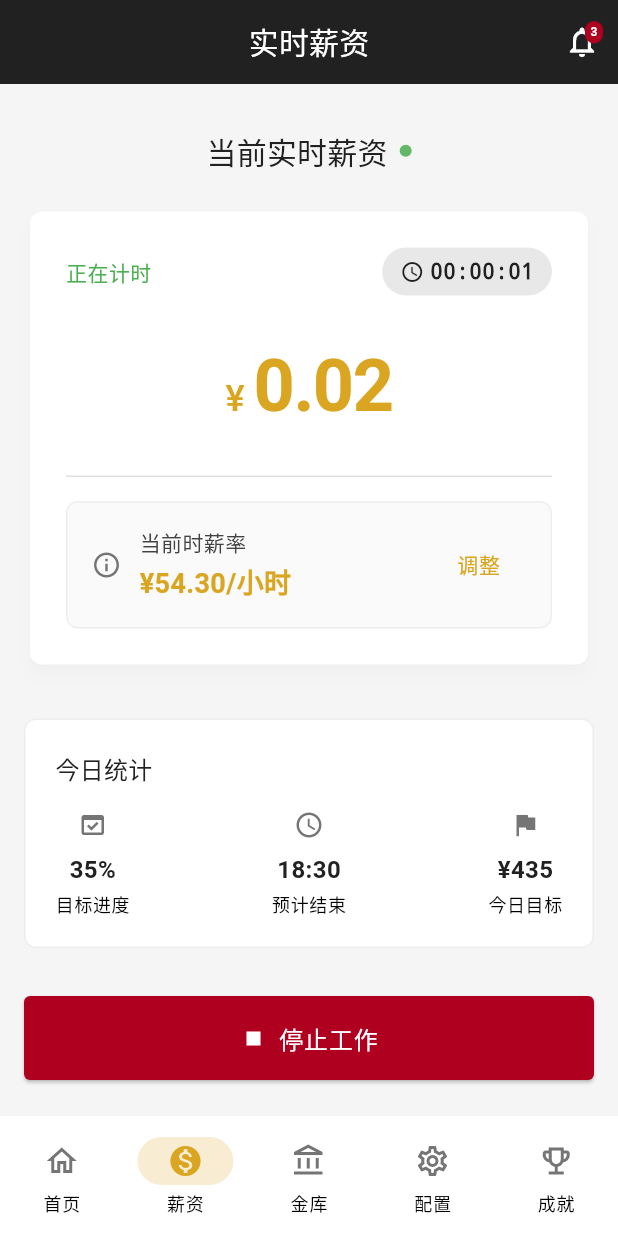
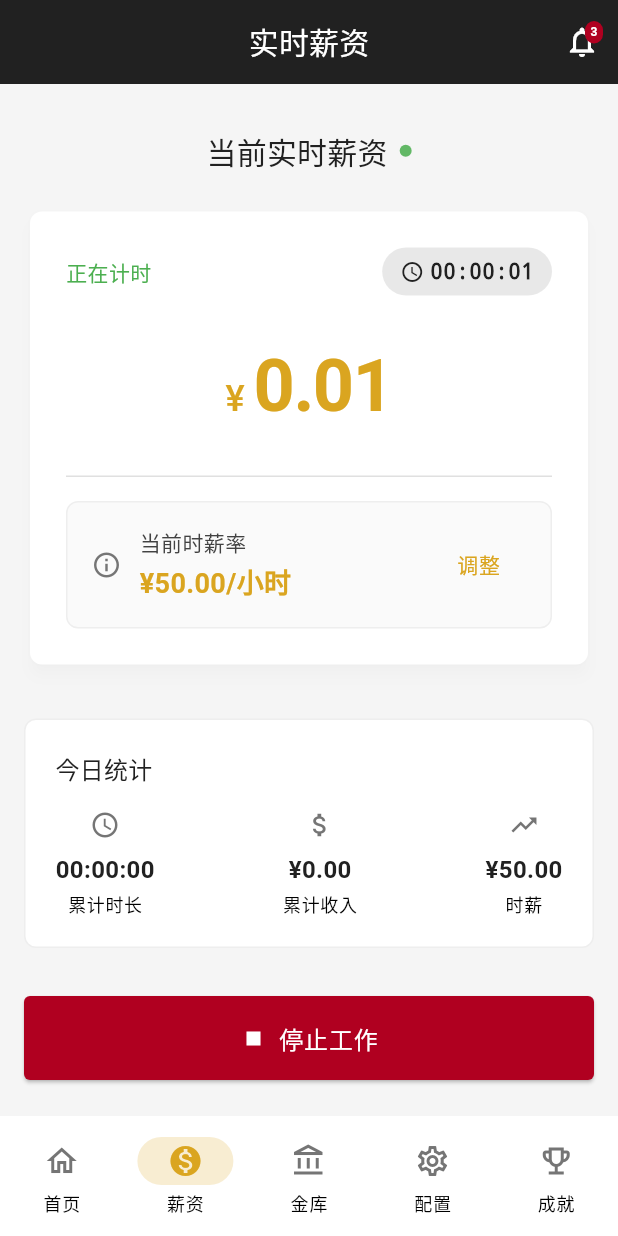
Before and after one commit to shangguanyanyan/salary_timer, a Flutter app: the screen it shows after launch, item 2 of the bottom bar chosen, after a tap on "开始工作", on a phone screen of 412 x 824 dp. Run offline on Flutter 3.47's test engine with Material 3 defaults, Android fonts, the light colour scheme and no system bars; our stand-ins replace shared_preferences, sqflite; accounts and stored records are empty.

Commit message:
add data logic

```diff
--- a/lib/database/data_service.dart
+++ b/lib/database/data_service.dart
@@ -307,4 +307,32 @@ class DataService {
   Future<Map<String, double>> getAllMilestones() async {
     return await _milestoneRepository.getAllMilestones();
   }
+
+  // 检查是否已初始化设置
+  Future<bool> hasInitializedSettings() async {
+    final prefs = await _settingsRepository.getSetting<bool>(
+      'has_initialized_settings',
+    );
+    return prefs ?? false;
+  }
+
+  // 标记设置已初始化
+  Future<void> markSettingsInitialized() async {
+    await _settingsRepository.saveSetting('has_initialized_settings', true);
+  }
+
+  // 保存月薪
+  Future<void> saveMonthlySalary(double salary) async {
+    await _settingsRepository.saveSetting('monthly_salary', salary);
+  }
+
+  // 保存每日工作小时
+  Future<void> saveWorkHoursPerDay(int hours) async {
+    await _settingsRepository.saveSetting('work_hours_per_day', hours);
+  }
+
+  // 保存每周工作天数
+  Future<void> saveWorkDaysPerWeek(int days) async {
+    await _settingsRepository.saveSetting('work_days_per_week', days);
+  }
 }
--- a/lib/main.dart
+++ b/lib/main.dart
@@ -33,6 +33,9 @@ void main() async {
 
   // 设置VaultServiceLocator
   VaultServiceLocator.instance.vaultService = vaultService;
+
+  // 初始化 TimerService
+  await timerService.initialize();
 
   runApp(
     MultiProvider(
--- a/lib/providers/data_provider.dart
+++ b/lib/providers/data_provider.dart
@@ -57,10 +57,35 @@ class DataProvider extends ChangeNotifier {
     if (_isInitialized) return;
 
     await _dataService.initialize();
+
+    // 检查是否需要初始化默认设置
+    final hasSettings = await _dataService.hasInitializedSettings();
+    if (!hasSettings) {
+      await _initializeDefaultSettings();
+    }
+
     await _loadAllData();
 
     _isInitialized = true;
     notifyListeners();
+  }
+
+  // 初始化默认设置
+  Future<void> _initializeDefaultSettings() async {
+    // 设置默认值
+    const defaultHourlyRate = 50.0;
+    const defaultMonthlySalary = 8000.0;
+    const defaultWorkHoursPerDay = 8;
+    const defaultWorkDaysPerWeek = 5;
+
+    // 保存默认设置
+    await saveHourlyRate(defaultHourlyRate);
+    await _dataService.saveMonthlySalary(defaultMonthlySalary);
+    await _dataService.saveWorkHoursPerDay(defaultWorkHoursPerDay);
+    await _dataService.saveWorkDaysPerWeek(defaultWorkDaysPerWeek);
+
+    // 标记已初始化设置
+    await _dataService.markSettingsInitialized();
   }
 
   // 加载所有数据
--- a/lib/screens/salary_screen.dart
+++ b/lib/screens/salary_screen.dart
@@ -627,17 +627,24 @@ class _SalaryScreenState extends State<SalaryScreen>
                         children: [
                           _buildStatItem(
                             context,
-                            '目标进度',
-                            '35%',
-                            Icons.domain_verification,
+                            '累计时长',
+                            _formatDuration(
+                              timerService.todayTotalWorkDuration,
+                            ),
+                            Icons.access_time,
                           ),
                           _buildStatItem(
                             context,
-                            '预计结束',
-                            '18:30',
-                            Icons.schedule,
+                            '累计收入',
+                            '¥${timerService.todayTotalEarnings.toStringAsFixed(2)}',
+                            Icons.attach_money,
                           ),
-                          _buildStatItem(context, '今日目标', '¥435', Icons.flag),
+                          _buildStatItem(
+                            context,
+                            '时薪',
+                            '¥${timerService.hourlyRate.toStringAsFixed(2)}',
+                            Icons.trending_up,
+                          ),
                         ],
                       ),
                     ],
--- a/lib/services/timer_service.dart
+++ b/lib/services/timer_service.dart
@@ -52,6 +52,17 @@ class TimerService extends ChangeNotifier {
   // 数据提供者
   DataProvider? _dataProvider;
 
+  // 工作记录相关属性
+  DateTime? _currentSessionStartTime; // 当前工作会话的开始时间
+  Duration _todayTotalWorkDuration = Duration.zero; // 今日总工作时长
+  double _todayTotalEarnings = 0.0; // 今日总收入
+
+  // 获取今日总工作时长
+  Duration get todayTotalWorkDuration => _todayTotalWorkDuration;
+
+  // 获取今日总收入
+  double get todayTotalEarnings => _todayTotalEarnings;
+
   // 设置通知服务
   void setNotificationService(NotificationService service) {
     _notificationService = service;
@@ -60,15 +71,20 @@ class TimerService extends ChangeNotifier {
   // 设置数据提供者
   void setDataProvider(DataProvider provider) {
     _dataProvider = provider;
+
     // 从数据提供者加载设置
     _hourlyRate = provider.hourlyRate;
+    _enableOvertimeCalculation = provider.overtimeEnabled;
+    _regularHoursLimit = provider.regularHoursLimit;
+    _overtimeRate = provider.overtimeRate;
+    _workDays = provider.workDays;
     _autoTimingEnabled = provider.autoTimingEnabled;
     _autoStartTime = provider.autoStartTime;
     _autoEndTime = provider.autoEndTime;
-    _workDays = List.from(provider.workDays);
-    _enableOvertimeCalculation = provider.overtimeEnabled;
-    _regularHoursLimit = provider.regularHoursLimit;
-    _overtimeRate = provider.overtimeRate;
+
+    // 加载今日总计数据
+    _loadTodayTotals();
+
     notifyListeners();
   }
 
@@ -129,32 +145,37 @@ class TimerService extends ChangeNotifier {
   // 设置自动计时开关
   set autoTimingEnabled(bool enabled) {
     _autoTimingEnabled = enabled;
+    _saveSettings();
+
     if (enabled) {
-      _setupAutoTimers();
-    } else {
-      _cancelAutoTimers();
+      _checkAutoTiming();
+      _startAutoTimingChecker();
     }
-    _saveSettings();
+
     notifyListeners();
   }
 
   // 设置自动开始时间
   set autoStartTime(TimeOfDay time) {
     _autoStartTime = time;
+    _saveSettings();
+
     if (_autoTimingEnabled) {
-      _setupAutoTimers();
+      _checkAutoTiming();
     }
-    _saveSettings();
+
     notifyListeners();
   }
 
   // 设置自动结束时间
   set autoEndTime(TimeOfDay time) {
     _autoEndTime = time;
+    _saveSettings();
+
     if (_autoTimingEnabled) {
-      _setupAutoTimers();
+      _checkAutoTiming();
     }
-    _saveSettings();
+
     notifyListeners();
   }
 
@@ -163,7 +184,7 @@ class TimerService extends ChangeNotifier {
     if (day >= 0 && day < 7) {
       _workDays[day] = value;
       if (_autoTimingEnabled) {
-        _setupAutoTimers();
+        _checkAutoTiming();
       }
       _saveSettings();
       notifyListeners();
@@ -206,32 +227,36 @@ class TimerService extends ChangeNotifier {
     _loadSettings();
   }
 
-  // 从 SharedPreferences 加载设置
+  // 加载设置
   Future<void> _loadSettings() async {
     final prefs = await SharedPreferences.getInstance();
-    _hourlyRate = prefs.getDouble('hourly_rate') ?? _hourlyRate;
+
+    // 加载时薪设置
+    _hourlyRate = prefs.getDouble('hourly_rate') ?? 50.0;
+
+    // 加载加班设置
+    _enableOvertimeCalculation =
+        prefs.getBool('enable_overtime_calculation') ?? false;
+    _regularHoursLimit = prefs.getInt('regular_hours_limit') ?? 8;
+    _overtimeRate = prefs.getDouble('overtime_rate') ?? 1.5;
 
     // 加载自动计时设置
     _autoTimingEnabled = prefs.getBool('auto_timing_enabled') ?? false;
     final autoStartHour = prefs.getInt('auto_start_hour') ?? 9;
     final autoStartMinute = prefs.getInt('auto_start_minute') ?? 0;
+    final autoEndHour = prefs.getInt('auto_end_hour') ?? 18;
+    final autoEndMinute = prefs.getInt('auto_end_minute') ?? 0;
+
     _autoStartTime = TimeOfDay(hour: autoStartHour, minute: autoStartMinute);
-
-    final autoEndHour = prefs.getInt('auto_end_hour') ?? 19;
-    final autoEndMinute = prefs.getInt('auto_end_minute') ?? 0;
     _autoEndTime = TimeOfDay(hour: autoEndHour, minute: autoEndMinute);
 
     // 加载工作日设置
     for (int i = 0; i < 7; i++) {
-      _workDays[i] =
-          prefs.getBool('work_day_$i') ?? (i > 0 && i < 6); // 默认周一到周五
+      _workDays[i] = prefs.getBool('work_day_$i') ?? (i < 5); // 默认周一至周五为工作日
     }
 
-    // 加载加班设置
-    _enableOvertimeCalculation =
-        prefs.getBool('enable_overtime_calculation') ?? true;
-    _regularHoursLimit = prefs.getInt('regular_hours_limit') ?? 8;
-    _overtimeRate = prefs.getDouble('overtime_rate') ?? 1.5;
+    // 加载今日总计数据
+    await _loadTodayTotals();
 
     // 如果之前在工作，恢复计时器状态
     final wasWorking = prefs.getBool('is_working') ?? false;
@@ -239,12 +264,12 @@ class TimerService extends ChangeNotifier {
 
     if (wasWorking && startTimeMillis != null) {
       _startTime = DateTime.fromMillisecondsSinceEpoch(startTimeMillis);
-      _toggleTimer();
-    }
+      _currentSessionStartTime = _startTime;
+      _elapsedTime = DateTime.now().difference(_startTime);
+      _isWorking = true;
 
-    // 设置自动计时器
-    if (_autoTimingEnabled) {
-      _setupAutoTimers();
+      // 启动计时器
+      _timer = Timer.periodic(const Duration(seconds: 1), _updateTimer);
     }
 
     notifyListeners();
@@ -253,30 +278,22 @@ class TimerService extends ChangeNotifier {
   // 保存设置到 SharedPreferences
   Future<void> _saveSettings() async {
     final prefs = await SharedPreferences.getInstance();
-    prefs.setDouble('hourly_rate', _hourlyRate);
-    prefs.setBool('is_working', _isWorking);
-
-    // 保存自动计时设置
-    prefs.setBool('auto_timing_enabled', _autoTimingEnabled);
-    prefs.setInt('auto_start_hour', _autoStartTime.hour);
-    prefs.setInt('auto_start_minute', _autoStartTime.minute);
-    prefs.setInt('auto_end_hour', _autoEndTime.hour);
-    prefs.setInt('auto_end_minute', _autoEndTime.minute);
+    await prefs.setDouble('hourly_rate', _hourlyRate);
+    await prefs.setBool(
+      'enable_overtime_calculation',
+      _enableOvertimeCalculation,
+    );
+    await prefs.setDouble('overtime_rate', _overtimeRate);
+    await prefs.setInt('regular_hours_limit', _regularHoursLimit);
+    await prefs.setBool('auto_timing_enabled', _autoTimingEnabled);
+    await prefs.setInt('auto_start_hour', _autoStartTime.hour);
+    await prefs.setInt('auto_start_minute', _autoStartTime.minute);
+    await prefs.setInt('auto_end_hour', _autoEndTime.hour);
+    await prefs.setInt('auto_end_minute', _autoEndTime.minute);
 
     // 保存工作日设置
     for (int i = 0; i < 7; i++) {
-      prefs.setBool('work_day_$i', _workDays[i]);
-    }
-
-    // 保存加班设置
-    prefs.setBool('enable_overtime_calculation', _enableOvertimeCalculation);
-    prefs.setInt('regular_hours_limit', _regularHoursLimit);
-    prefs.setDouble('overtime_rate', _overtimeRate);
-
-    if (_isWorking) {
-      prefs.setInt('start_time', _startTime.millisecondsSinceEpoch);
-    } else {
-      prefs.remove('start_time');
+      await prefs.setBool('work_day_$i', _workDays[i]);
     }
   }
 
@@ -289,7 +306,7 @@ class TimerService extends ChangeNotifier {
 
     // 检查当前是否在工作时间范围内，如果是，则自动开始计时
     if (isWithinWorkingHours() && !_isWorking) {
-      _toggleTimer();
+      toggleTimer();
     }
 
     // 设置每日自动开始和结束计时器
@@ -345,7 +362,7 @@ class TimerService extends ChangeNotifier {
       // 检查当天是否是工作日
       final startDay = DateTime.now().weekday % 7; // 0-6，0 表示周日
       if (_workDays[startDay]) {
-        _toggleTimer();
+        toggleTimer();
       }
 
       // 重新设置明天的计时器
@@ -357,7 +374,7 @@ class TimerService extends ChangeNotifier {
       // 检查当天是否是工作日
       final endDay = DateTime.now().weekday % 7; // 0-6，0 表示周日
       if (_workDays[endDay]) {
-        _toggleTimer();
+        toggleTimer();
       }
 
       // 不需要在这里重新设置计时器，因为开始计时器会处理
@@ -374,131 +391,197 @@ class TimerService extends ChangeNotifier {
 
   // 切换计时器状态
   void toggleTimer() {
-    _toggleTimer();
-    _saveSettings();
+    if (_isWorking) {
+      // 停止工作，保存记录
+      _stopTimer();
+      _saveWorkRecord();
+    } else {
+      // 开始工作，创建新记录
+      _startTimer();
+      _createWorkRecord();
+    }
+    notifyListeners();
   }
 
-  void _toggleTimer() {
-    final wasWorking = _isWorking; // 保存之前的状态
-    final previousSalary = _currentSalary; // 保存之前的薪资
-    final previousRegularEarnings = _regularEarnings; // 保存之前的正常工作收入
-    final previousOvertimeEarnings = _overtimeEarnings; // 保存之前的加班收入
+  // 开始计时器
+  void _startTimer() {
+    _isWorking = true;
+    _startTime = DateTime.now();
+    _currentSessionStartTime = _startTime; // 记录当前会话开始时间
 
-    _isWorking = !_isWorking;
+    // 发送工作开始通知
+    if (_notificationService != null) {
+      _notificationService!.addNotification(
+        NotificationItem(
+          title: '工作开始',
+          message: '你已开始工作，计时器已启动。',
+          time: _startTime,
+          type: NotificationType.reminder,
+          isRead: false,
+        ),
+      );
+    }
 
-    if (_isWorking) {
-      // 如果是新开始的工作，重置开始时间和收入
-      if (_elapsedTime.inSeconds == 0) {
-        _startTime = DateTime.now();
-        _regularEarnings = 0.0;
-        _overtimeEarnings = 0.0;
-        _regularTime = Duration.zero;
-        _overtimeTime = Duration.zero;
-        _sentReminders.clear(); // 清除已发送的提醒
+    // 重置已发送的提醒
+    _sentReminders.clear();
 
-        // 发送开始工作通知
-        if (_notificationService != null) {
-          _notificationService!.addNotification(
-            NotificationItem(
-              title: '开始工作',
-              message: '你已开始计时，当前时薪为¥${_hourlyRate.toStringAsFixed(2)}。',
-              time: DateTime.now(),
-              type: NotificationType.update,
-              isRead: false,
-            ),
-          );
-        }
-      } else {
-        // 如果是恢复工作，调整开始时间以保持已经工作的时间
-        _startTime = DateTime.now().subtract(_elapsedTime);
-      }
+    // 启动计时器，每秒更新一次
+    _timer = Timer.periodic(const Duration(seconds: 1), _updateTimer);
 
-      // 启动计时器，每秒更新一次
-      _timer = Timer.periodic(const Duration(seconds: 1), (_) {
-        _updateTimer();
-      });
-    } else {
-      // 停止计时器
-      _timer?.cancel();
+    // 保存工作状态
+    _saveWorkingState(true);
+  }
 
-      // 如果之前在工作，且有收入，则添加到金库
-      if (wasWorking && previousSalary > 0) {
-        // 尝试获取VaultService实例并添加收入
-        try {
-          // 注意：这里需要在main.dart中提供一个全局的VaultService实例
-          final vaultService = VaultServiceLocator.instance.vaultService;
-          if (vaultService != null) {
-            vaultService.addEarning(previousSalary, _elapsedTime, _hourlyRate);
-          }
-        } catch (e) {
-          if (kDebugMode) {
-            print('Error adding earning to vault: $e');
-          }
-        }
+  // 停止计时器
+  void _stopTimer() {
+    _isWorking = false;
+    _timer?.cancel();
+    _timer = null;
 
-        // 发送结束工作通知
-        if (_notificationService != null) {
-          _notificationService!.addNotification(
-            NotificationItem(
-              title: '结束工作',
-              message:
-                  '本次工作时长${formatDuration(_elapsedTime)}，共赚取¥${previousSalary.toStringAsFixed(2)}。',
-              time: DateTime.now(),
-              type: NotificationType.update,
-              isRead: false,
-            ),
-          );
+    // 发送工作结束通知
+    if (_notificationService != null) {
+      _notificationService!.addNotification(
+        NotificationItem(
+          title: '工作结束',
+          message:
+              '你已结束工作，本次工作时长: ${_formatDuration(_elapsedTime)}，收入: ¥${_currentSalary.toStringAsFixed(2)}',
+          time: DateTime.now(),
+          type: NotificationType.reminder,
+          isRead: false,
+        ),
+      );
+    }
 
-          // 如果有加班，发送加班通知
-          if (_enableOvertimeCalculation && previousOvertimeEarnings > 0) {
-            _notificationService!.addNotification(
-              NotificationItem(
-                title: '加班收入',
-                message:
-                    '本次工作中包含加班时长${formatDuration(_overtimeTime)}，加班收入¥${previousOvertimeEarnings.toStringAsFixed(2)}。',
-                time: DateTime.now(),
-                type: NotificationType.update,
-                isRead: false,
-              ),
-            );
-          }
-        }
+    // 保存工作状态
+    _saveWorkingState(false);
+  }
+
+  // 创建工作记录
+  void _createWorkRecord() {
+    // 记录开始时间，实际的记录会在工作结束时保存
+  }
+
+  // 保存工作记录到数据库
+  Future<void> _saveWorkRecord() async {
+    if (_currentSessionStartTime == null) return;
+
+    final endTime = DateTime.now();
+    final duration = endTime.difference(_currentSessionStartTime!);
+
+    // 计算正常工作时间和加班时间
+    Duration regularTime = duration;
+    Duration overtimeTime = Duration.zero;
+    double regularEarnings = _currentSalary;
+    double overtimeEarnings = 0.0;
+
+    // 如果启用了加班计算
+    if (_enableOvertimeCalculation) {
+      final regularHoursInSeconds = _regularHoursLimit * 3600;
+      if (duration.inSeconds > regularHoursInSeconds) {
+        regularTime = Duration(seconds: regularHoursInSeconds);
+        overtimeTime = Duration(
+          seconds: duration.inSeconds - regularHoursInSeconds,
+        );
+
+        // 计算正常工作收入和加班收入
+        regularEarnings = regularTime.inSeconds / 3600 * _hourlyRate;
+        overtimeEarnings =
+            overtimeTime.inSeconds / 3600 * _hourlyRate * _overtimeRate;
       }
     }
 
-    notifyListeners();
-  }
+    // 更新今日总工作时长和总收入
+    _todayTotalWorkDuration += duration;
+    _todayTotalEarnings += (regularEarnings + overtimeEarnings);
 
-  // 重置计时器
-  void resetTimer() {
-    _timer?.cancel();
-    _isWorking = false;
+    // 保存今日总计数据
+    await _saveTodayTotals();
+
+    // 使用数据提供者保存工作记录
+    if (_dataProvider != null) {
+      await _dataProvider!.addWorkLog(
+        startTime: _currentSessionStartTime!,
+        endTime: endTime,
+        duration: duration,
+        regularTime: regularTime,
+        overtimeTime: overtimeTime,
+        regularEarnings: regularEarnings,
+        overtimeEarnings: overtimeEarnings,
+        totalEarnings: regularEarnings + overtimeEarnings,
+      );
+
+      // 添加收入记录
+      await _dataProvider!.addEarning(
+        regularEarnings + overtimeEarnings,
+        duration,
+      );
+    }
+
+    // 重置当前会话
+    _currentSessionStartTime = null;
+    _elapsedTime = Duration.zero;
     _currentSalary = 0.0;
     _regularEarnings = 0.0;
     _overtimeEarnings = 0.0;
-    _elapsedTime = Duration.zero;
     _regularTime = Duration.zero;
     _overtimeTime = Duration.zero;
-    _startTime = DateTime.now();
-    _sentReminders.clear(); // 清除已发送的提醒
-    _saveSettings();
-    notifyListeners();
   }
 
-  // 格式化时间显示
-  String formatDuration(Duration duration) {
+  // 保存今日总计数据
+  Future<void> _saveTodayTotals() async {
+    final prefs = await SharedPreferences.getInstance();
+
+    // 检查是否需要重置（新的一天）
+    final lastSavedDate = prefs.getString('last_saved_date');
+    final today = DateTime.now().toIso8601String().split('T')[0]; // 只取日期部分
+
+    if (lastSavedDate != today) {
+      // 新的一天，重置总计
+      _todayTotalWorkDuration = Duration.zero;
+      _todayTotalEarnings = 0.0;
+    }
+
+    // 保存今日日期、总工作时长和总收入
+    await prefs.setString('last_saved_date', today);
+    await prefs.setInt(
+      'today_total_work_seconds',
+      _todayTotalWorkDuration.inSeconds,
+    );
+    await prefs.setDouble('today_total_earnings', _todayTotalEarnings);
+  }
+
+  // 加载今日总计数据
+  Future<void> _loadTodayTotals() async {
+    final prefs = await SharedPreferences.getInstance();
+
+    // 检查是否是同一天
+    final lastSavedDate = prefs.getString('last_saved_date');
+    final today = DateTime.now().toIso8601String().split('T')[0]; // 只取日期部分
+
+    if (lastSavedDate == today) {
+      // 同一天，加载保存的数据
+      final totalSeconds = prefs.getInt('today_total_work_seconds') ?? 0;
+      _todayTotalWorkDuration = Duration(seconds: totalSeconds);
+      _todayTotalEarnings = prefs.getDouble('today_total_earnings') ?? 0.0;
+    } else {
+      // 新的一天，重置总计
+      _todayTotalWorkDuration = Duration.zero;
+      _todayTotalEarnings = 0.0;
+
+      // 保存新的日期
+      await prefs.setString('last_saved_date', today);
+      await prefs.setInt('today_total_work_seconds', 0);
+      await prefs.setDouble('today_total_earnings', 0.0);
+    }
+  }
+
+  // 格式化时长为字符串
+  String _formatDuration(Duration duration) {
     String twoDigits(int n) => n.toString().padLeft(2, '0');
     final hours = twoDigits(duration.inHours);
     final minutes = twoDigits(duration.inMinutes.remainder(60));
     final seconds = twoDigits(duration.inSeconds.remainder(60));
     return '$hours:$minutes:$seconds';
-  }
-
-  // 格式化时间显示（12小时制）
-  String formatTimeOfDay(TimeOfDay time) {
-    final hour = time.hour > 12 ? time.hour - 12 : time.hour;
-    final period = time.hour >= 12 ? '下午' : '上午';
-    return '${hour == 0 ? 12 : hour}:${time.minute.toString().padLeft(2, '0')} $period';
   }
 
   // 检查当前时间是否在自动计时范围内
@@ -531,7 +614,7 @@ class TimerService extends ChangeNotifier {
   }
 
   // 更新计时器
-  void _updateTimer() {
+  void _updateTimer(Timer timer) {
     if (_isWorking) {
       final now = DateTime.now();
       _elapsedTime = now.difference(_startTime);
@@ -619,4 +702,170 @@ class TimerService extends ChangeNotifier {
       _currentSalary = _regularEarnings;
     }
   }
+
+  // 保存工作状态
+  Future<void> _saveWorkingState(bool working) async {
+    final prefs = await SharedPreferences.getInstance();
+    await prefs.setBool('is_working', working);
+    if (working) {
+      await prefs.setInt('start_time', _startTime.millisecondsSinceEpoch);
+    } else {
+      await prefs.remove('start_time');
+    }
+  }
+
+  // 加载工作状态
+  Future<void> _loadWorkingState() async {
+    final prefs = await SharedPreferences.getInstance();
+    _isWorking = prefs.getBool('is_working') ?? false;
+
+    if (_isWorking) {
+      final startTimeMillis = prefs.getInt('start_time');
+      if (startTimeMillis != null) {
+        _startTime = DateTime.fromMillisecondsSinceEpoch(startTimeMillis);
+        _currentSessionStartTime = _startTime;
+        _elapsedTime = DateTime.now().difference(_startTime);
+
+        // 启动计时器
+        _timer = Timer.periodic(const Duration(seconds: 1), _updateTimer);
+      } else {
+        // 如果没有开始时间，重置工作状态
+        _isWorking = false;
+        await prefs.setBool('is_working', false);
+      }
+    }
+
+    // 加载今日总计数据
+    await _loadTodayTotals();
+  }
+
+  // 初始化
+  Future<void> initialize() async {
+    await _loadSettings();
+    await _loadWorkingState();
+
+    // 如果启用了自动计时，检查是否需要自动开始/结束工作
+    if (_autoTimingEnabled) {
+      _checkAutoTiming();
+    }
+
+    notifyListeners();
+  }
+
+  // 重置计时器
+  void resetTimer() {
+    _timer?.cancel();
+    _isWorking = false;
+    _currentSalary = 0.0;
+    _regularEarnings = 0.0;
+    _overtimeEarnings = 0.0;
+    _elapsedTime = Duration.zero;
+    _regularTime = Duration.zero;
+    _overtimeTime = Duration.zero;
+    _startTime = DateTime.now();
+    _currentSessionStartTime = null;
+    _sentReminders.clear(); // 清除已发送的提醒
+    _saveSettings();
+    _saveWorkingState(false);
+    notifyListeners();
+  }
+
+  // 格式化时间显示
+  String formatDuration(Duration duration) {
+    String twoDigits(int n) => n.toString().padLeft(2, '0');
+    final hours = twoDigits(duration.inHours);
+    final minutes = twoDigits(duration.inMinutes.remainder(60));
+    final seconds = twoDigits(duration.inSeconds.remainder(60));
+    return '$hours:$minutes:$seconds';
+  }
+
+  // 格式化时间显示（12小时制）
+  String formatTimeOfDay(TimeOfDay time) {
+    final hour = time.hour > 12 ? time.hour - 12 : time.hour;
+    final period = time.hour >= 12 ? '下午' : '上午';
+    return '${hour == 0 ? 12 : hour}:${time.minute.toString().padLeft(2, '0')} $period';
+  }
+
+  // 检查是否需要自动开始/结束工作
+  void _checkAutoTiming() {
+    if (!_autoTimingEnabled) return;
+
+    final now = DateTime.now();
+    final currentTimeOfDay = TimeOfDay.fromDateTime(now);
+    final currentDayOfWeek = now.weekday - 1; // 0 = 周一, 6 = 周日
+
+    // 检查今天是否是工作日
+    if (currentDayOfWeek < 0 ||
+        currentDayOfWeek >= _workDays.length ||
+        !_workDays[currentDayOfWeek]) {
+      return;
+    }
+
+    // 计算当前时间的分钟数
+    final currentMinutes = currentTimeOfDay.hour * 60 + currentTimeOfDay.minute;
+    final startMinutes = _autoStartTime.hour * 60 + _autoStartTime.minute;
+    final endMinutes = _autoEndTime.hour * 60 + _autoEndTime.minute;
+
+    // 检查是否应该自动开始工作
+    if (!_isWorking &&
+        currentMinutes >= startMinutes &&
+        currentMinutes < endMinutes) {
+      toggleTimer(); // 自动开始工作
+    }
+
+    // 检查是否应该自动结束工作
+    if (_isWorking && currentMinutes >= endMinutes) {
+      toggleTimer(); // 自动结束工作
+    }
+  }
+
+  // 自动计时检查定时器
+  void _startAutoTimingChecker() {
+    // 每分钟检查一次自动计时
+    Timer.periodic(const Duration(minutes: 1), (timer) {
+      if (!_autoTimingEnabled) {
+        timer.cancel();
+        return;
+      }
+      _checkAutoTiming();
+    });
+  }
+
+  // 检查是否在工作时间内
+  bool _isWithinWorkHours() {
+    if (!_autoTimingEnabled) return false;
+
+    final now = DateTime.now();
+    final currentTimeOfDay = TimeOfDay.fromDateTime(now);
+    final currentDayOfWeek = now.weekday - 1; // 0 = 周一, 6 = 周日
+
+    // 检查今天是否是工作日
+    if (currentDayOfWeek < 0 ||
+        currentDayOfWeek >= _workDays.length ||
+        !_workDays[currentDayOfWeek]) {
+      return false;
+    }
+
+    // 计算当前时间的分钟数
+    final currentMinutes = currentTimeOfDay.hour * 60 + currentTimeOfDay.minute;
+    final startMinutes = _autoStartTime.hour * 60 + _autoStartTime.minute;
+    final endMinutes = _autoEndTime.hour * 60 + _autoEndTime.minute;
+
+    // 检查是否在工作时间内
+    return currentMinutes >= startMinutes && currentMinutes < endMinutes;
+  }
+
+  // 自动开始工作
+  void _autoStartWork() {
+    if (!_isWorking && _isWithinWorkHours()) {
+      toggleTimer();
+    }
+  }
+
+  // 自动结束工作
+  void _autoEndWork() {
+    if (_isWorking && !_isWithinWorkHours()) {
+      toggleTimer();
+    }
+  }
 }
```
Also changed, not shown: lib/screens/config_screen.dart (+54 -27 lines).
